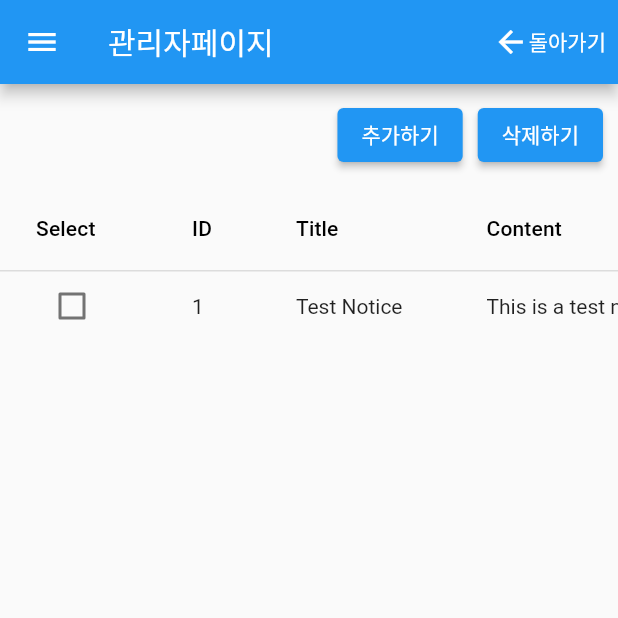
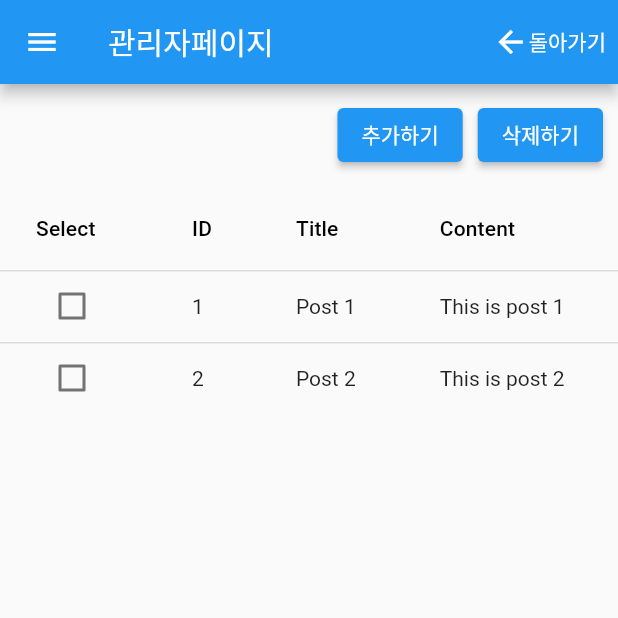
Before and after one commit to qweehd/seoul_forest_web_admin, a Flutter app: the screen it shows after launch, on a phone screen of 412 x 824 dp, the top half of it. Run offline on Flutter 3.47's test engine with Material 2 defaults, Android fonts, the phone set to English and light mode, and no system bars; missing offline and left inert: amplify_api, amplify_flutter, amplify_storage_s3.

Commit message:
[리펙터링]공지사항 : 더미데이터 부분 파일 분리

```diff
--- a/lib/main.dart
+++ b/lib/main.dart
@@ -3,14 +3,15 @@ import 'package:amplify_flutter/amplify_flutter.dart';
 import 'package:amplify_storage_s3/amplify_storage_s3.dart';
 import 'package:flutter/material.dart';
 import 'package:seoul_forest_web_admin/post_list.dart';
+import 'package:seoul_forest_web_admin/post_list_item.dart';
+import 'package:seoul_forest_web_admin/public_notice.dart';
+import 'package:seoul_forest_web_admin/public_notice_item.dart';
 import 'package:seoul_forest_web_admin/report_list.dart';
 import 'package:seoul_forest_web_admin/report_list_item.dart';
 import 'package:seoul_forest_web_admin/user_list.dart';
 import 'package:seoul_forest_web_admin/user_list_item.dart';
 import 'amplifyconfiguration.dart';
 import 'models/ModelProvider.dart';
-import 'public_notice.dart';
-import 'package:seoul_forest_web_admin/post_list_item.dart';
 
 void main() async {
   WidgetsFlutterBinding.ensureInitialized();
@@ -55,12 +56,10 @@ class MyHomePage extends StatefulWidget {
 class _MyHomePageState extends State<MyHomePage> {
   int _currentIndex = 0;
   final _pages = [
-    const PublicNoticeScreen(),
+    PublicNoticeList(noticeItems: getNoticeItems(),),
     PostList(postItems: getPostItems()),
     UserList(userItems: getUserItems()),
-    ReportList(
-      reportItems: getReportItems(),
-    )
+    ReportList(reportItems: getReportItems())
   ];
 
   @override
--- a/lib/post_list.dart
+++ b/lib/post_list.dart
@@ -1,6 +1,5 @@
 import 'package:flutter/material.dart';
 import 'package:seoul_forest_web_admin/post_list_edit.dart';
-import 'package:seoul_forest_web_admin/post_list_item.dart';
 import 'package:seoul_forest_web_admin/post_list_write.dart';
 
 class PostItem {
--- a/lib/public_notice.dart
+++ b/lib/public_notice.dart
@@ -2,7 +2,7 @@ import 'package:flutter/material.dart';
 import 'package:seoul_forest_web_admin/public_notice_edit.dart';
 import 'package:seoul_forest_web_admin/public_notice_write.dart';
 
-class Notice {
+class NoticeItem {
   final int id;
   final String content;
   final DateTime createdAt;
@@ -10,7 +10,7 @@ class Notice {
   final String title;
   final DateTime updateAt;
 
-  Notice({
+  NoticeItem({
     required this.id,
     required this.content,
     required this.createdAt,
@@ -20,32 +20,24 @@ class Notice {
   });
 }
 
-class PublicNoticeScreen extends StatefulWidget {
-  const PublicNoticeScreen({Key? key}) : super(key: key);
+class PublicNoticeList extends StatefulWidget {
+  final List<NoticeItem> noticeItems;
+
+  const PublicNoticeList({Key? key, required this.noticeItems}) : super(key: key);
 
   @override
-  _PublicNoticeScreenState createState() => _PublicNoticeScreenState();
+  _PublicNoticeListState createState() => _PublicNoticeListState();
 }
 
-class _PublicNoticeScreenState extends State<PublicNoticeScreen> {
+class _PublicNoticeListState extends State<PublicNoticeList> {
   late Map<int, bool> checkedMap;
-  late List<Notice> notices;
+  late List<NoticeItem> notices;
 
   @override
   void initState() {
     super.initState();
     checkedMap = {for (var i = 0; i < 10; i++) i: false};
-    notices = [
-      Notice(
-        id: 1,
-        content: 'This is a test notice',
-        createdAt: DateTime.now(),
-        sortNum: 1,
-        title: 'Test Notice',
-        updateAt: DateTime.now(),
-      ),
-      // More notices...
-    ];
+    notices = widget.noticeItems;
   }
 
   @override
@@ -93,7 +85,7 @@ class _PublicNoticeScreenState extends State<PublicNoticeScreen> {
                 DataColumn(label: Text('Sort Num')),
                 DataColumn(label: Text('Updated At')),
               ],
-              rows: notices.map((Notice notice) {
+              rows: notices.map((NoticeItem notice) {
                 return DataRow(
                   cells: <DataCell>[
                     DataCell(Checkbox(
@@ -126,7 +118,7 @@ class _PublicNoticeScreenState extends State<PublicNoticeScreen> {
     });
   }
 
-  Widget buildDataCell(BuildContext context, String data, Notice notice) {
+  Widget buildDataCell(BuildContext context, String data, NoticeItem notice) {
     return InkWell(
       onTap: () {
         Navigator.push(
--- /dev/null
+++ b/lib/public_notice_item.dart
@@ -0,0 +1,24 @@
+
+import 'package:seoul_forest_web_admin/public_notice.dart';
+
+List<NoticeItem> getNoticeItems() {
+  return [
+    NoticeItem(
+      id: 1,
+      content: 'This is post 1',
+      createdAt: DateTime.now(),
+      sortNum: 1,
+      title: 'Post 1',
+      updateAt: DateTime.now(),
+    ),
+    NoticeItem(
+      id: 2,
+      content: 'This is post 2',
+      createdAt: DateTime.now(),
+      sortNum: 2,
+      title: 'Post 2',
+      updateAt: DateTime.now(),
+    ),
+    // 추가하고 싶은 다른 PostItem들을 생성하여 추가합니다.
+  ];
+}
--- a/lib/public_notice_write.dart
+++ b/lib/public_notice_write.dart
@@ -38,7 +38,7 @@ class _PublicNoticeWritePageState extends State<PublicNoticeWritePage> {
             ElevatedButton(
               onPressed: () {
                 if (_formKey.currentState!.validate()) {
-                  var noticeItem = Notice(
+                  var noticeItem = NoticeItem(
                     id: DateTime.now().millisecondsSinceEpoch,
                     title: _titleController.text,
                     content: _contentController.text,
```
Also changed, not shown: lib/public_notice_edit.dart (+17 -67 lines).
